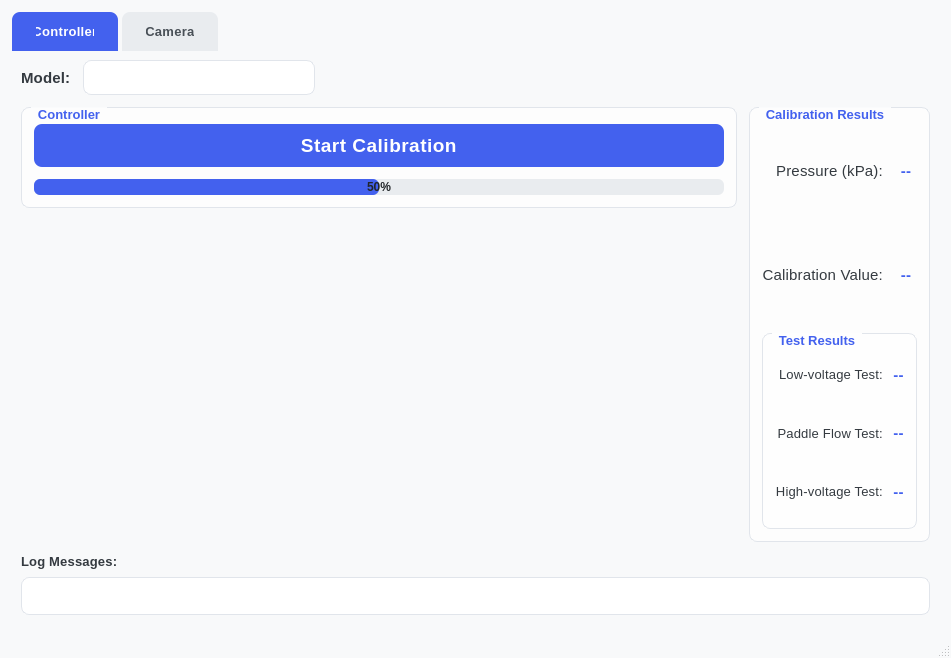
First picture: the form in GUIver5.3.ui, repository bachnguyen3005/KelcoProject2025, before the edit.
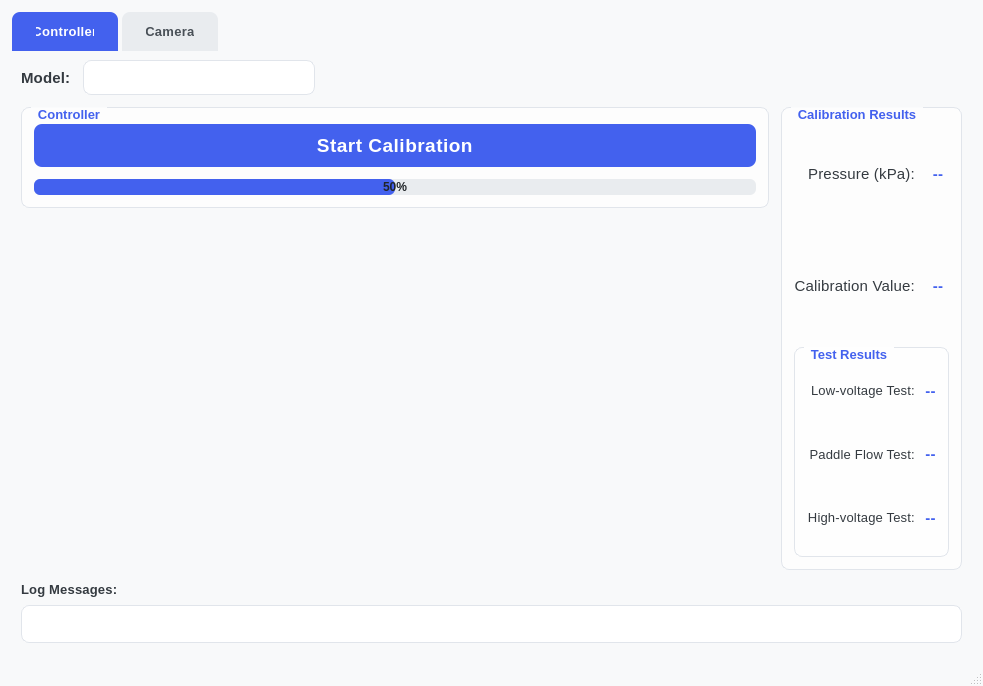
Second picture: the form after the edit. Icons and pictures are not drawn.

```diff
--- a/GUIver5.3.ui
+++ b/GUIver5.3.ui
@@ -7,8 +7,8 @@
    <rect>
     <x>0</x>
     <y>0</y>
-    <width>951</width>
-    <height>658</height>
+    <width>983</width>
+    <height>686</height>
    </rect>
   </property>
   <property name="sizePolicy">
@@ -637,7 +637,7 @@
                     <property name="font">
                      <font>
                       <family>Segoe UI</family>
-                      <pointsize>10</pointsize>
+                      <pointsize>11</pointsize>
                       <weight>75</weight>
                       <bold>true</bold>
                      </font>
@@ -682,7 +682,7 @@
                     <property name="font">
                      <font>
                       <family>Segoe UI</family>
-                      <pointsize>10</pointsize>
+                      <pointsize>11</pointsize>
                       <weight>75</weight>
                       <bold>true</bold>
                      </font>
@@ -730,7 +730,7 @@
                     <property name="font">
                      <font>
                       <family>Segoe UI</family>
-                      <pointsize>10</pointsize>
+                      <pointsize>11</pointsize>
                       <weight>75</weight>
                       <bold>true</bold>
                      </font>
```
Left out of the diff: 8 changed lines with no effect on the pictures.
